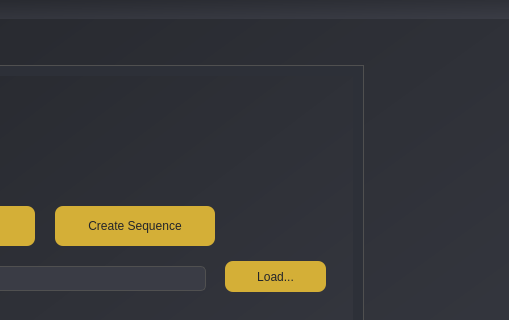
First picture: the form in AiFileDetector_2024/UI_Design/new.ui, repository jamemanionda/AiFileDetector_2024, before the edit; both pictures show x 446 to 955 and y 0 to 320 of the 955 by 737 pixel window.
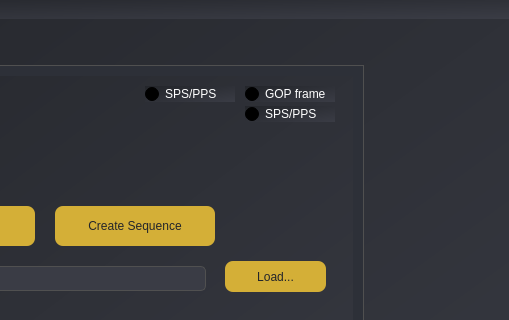
Second picture: the form after the edit.

Commit message: 1012은지 - mdat pass 처리

Patch:
```diff
--- a/AiFileDetector_2024/UI_Design/new.ui
+++ b/AiFileDetector_2024/UI_Design/new.ui
@@ -563,6 +563,60 @@
        <string>Create Dataset</string>
       </property>
      </widget>
+     <widget class="QRadioButton" name="mulButton_2">
+      <property name="geometry">
+       <rect>
+        <x>670</x>
+        <y>10</y>
+        <width>90</width>
+        <height>16</height>
+       </rect>
+      </property>
+      <property name="styleSheet">
+       <string notr="true">font: 10pt &quot;Helvetica&quot;;
+style: bold;
+color: rgb(255, 255, 255);</string>
+      </property>
+      <property name="text">
+       <string>GOP frame</string>
+      </property>
+     </widget>
+     <widget class="QRadioButton" name="mulButton_3">
+      <property name="geometry">
+       <rect>
+        <x>670</x>
+        <y>30</y>
+        <width>90</width>
+        <height>16</height>
+       </rect>
+      </property>
+      <property name="styleSheet">
+       <string notr="true">font: 10pt &quot;Helvetica&quot;;
+style: bold;
+color: rgb(255, 255, 255);</string>
+      </property>
+      <property name="text">
+       <string>SPS/PPS</string>
+      </property>
+     </widget>
+     <widget class="QRadioButton" name="mulButton_4">
+      <property name="geometry">
+       <rect>
+        <x>570</x>
+        <y>10</y>
+        <width>90</width>
+        <height>16</height>
+       </rect>
+      </property>
+      <property name="styleSheet">
+       <string notr="true">font: 10pt &quot;Helvetica&quot;;
+style: bold;
+color: rgb(255, 255, 255);</string>
+      </property>
+      <property name="text">
+       <string>SPS/PPS</string>
+      </property>
+     </widget>
     </widget>
    </widget>
   </widget>
```
The commit also changes 2 other files.
